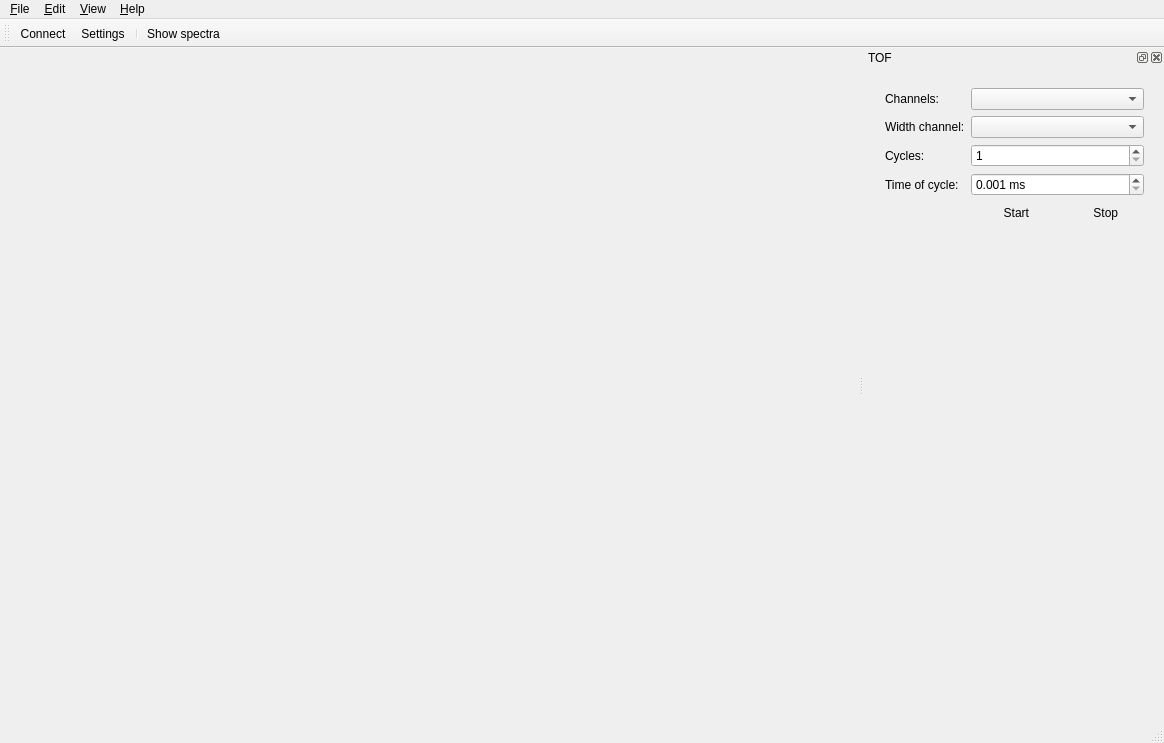
tre3k/spectrometer, file ui/spectrometer-client/mainwindow.ui: the form before one commit.
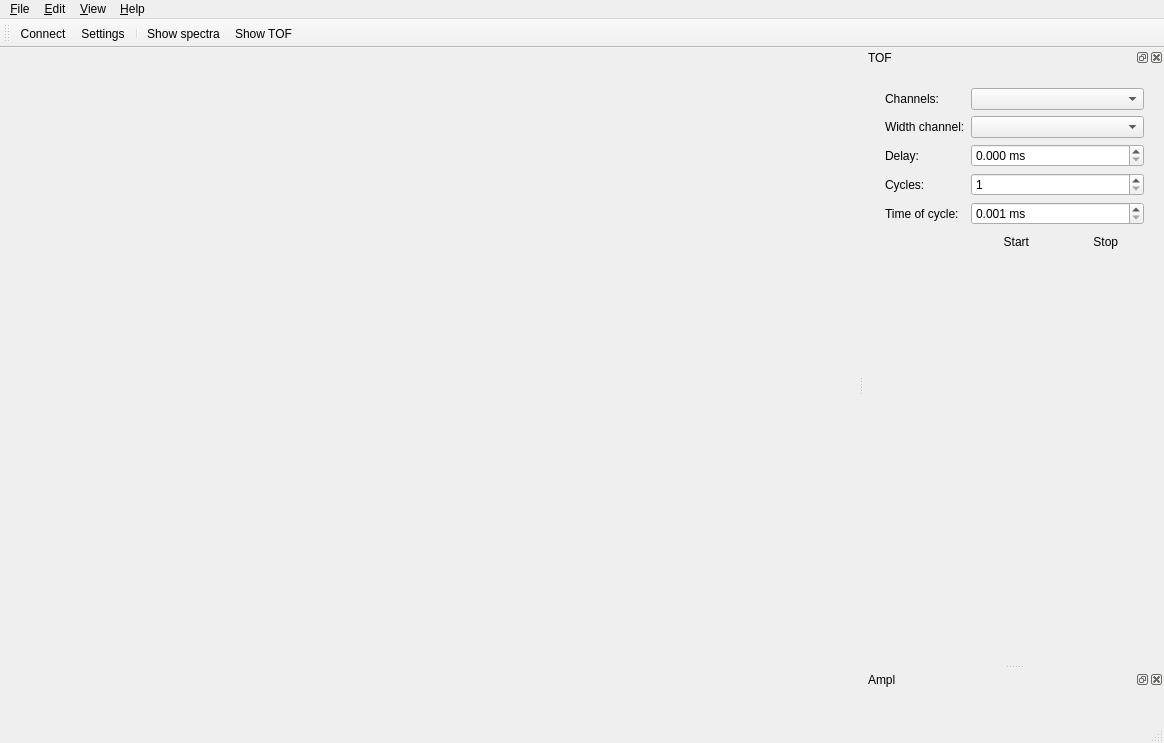
The form after the commit. Icons and pictures are not drawn.

The edit to the form file:
```diff
--- a/ui/spectrometer-client/mainwindow.ui
+++ b/ui/spectrometer-client/mainwindow.ui
@@ -77,6 +77,7 @@
    <addaction name="actionSettings"/>
    <addaction name="separator"/>
    <addaction name="actionSpectra"/>
+   <addaction name="actionTOF"/>
   </widget>
   <widget class="QStatusBar" name="statusBar"/>
   <widget class="QDockWidget" name="dockWidgetTOF">
@@ -102,7 +103,7 @@
        <x>10</x>
        <y>10</y>
        <width>281</width>
-       <height>521</height>
+       <height>211</height>
       </rect>
      </property>
      <layout class="QFormLayout" name="formLayoutTOF">
@@ -129,14 +130,14 @@
       <item row="1" column="1">
        <widget class="QComboBox" name="comboBoxWidthChannelTOF"/>
       </item>
-      <item row="2" column="0">
+      <item row="3" column="0">
        <widget class="QLabel" name="label_3">
         <property name="text">
          <string>Cycles:</string>
         </property>
        </widget>
       </item>
-      <item row="2" column="1">
+      <item row="3" column="1">
        <widget class="QSpinBox" name="spinBoxCyclesTOF">
         <property name="suffix">
          <string/>
@@ -152,14 +153,37 @@
         </property>
        </widget>
       </item>
-      <item row="3" column="0">
+      <item row="2" column="0">
+       <widget class="QLabel" name="label_5">
+        <property name="text">
+         <string>Delay:</string>
+        </property>
+       </widget>
+      </item>
+      <item row="2" column="1">
+       <widget class="QDoubleSpinBox" name="doubleSpinBoxDelay">
+        <property name="suffix">
+         <string> ms</string>
+        </property>
+        <property name="decimals">
+         <number>3</number>
+        </property>
+        <property name="minimum">
+         <double>0.000000000000000</double>
+        </property>
+        <property name="value">
+         <double>0.000000000000000</double>
+        </property>
+       </widget>
+      </item>
+      <item row="4" column="0">
        <widget class="QLabel" name="label_4">
         <property name="text">
          <string>Time of cycle:</string>
         </property>
        </widget>
       </item>
-      <item row="3" column="1">
+      <item row="4" column="1">
        <widget class="QDoubleSpinBox" name="doubleSpinBoxTimeOfCycleTOF">
         <property name="prefix">
          <string/>
@@ -178,7 +202,7 @@
         </property>
        </widget>
       </item>
-      <item row="4" column="1">
+      <item row="5" column="1">
        <layout class="QHBoxLayout" name="horizontalLayout">
         <item>
          <widget class="QPushButton" name="pushButtonTOFStart">
@@ -226,6 +250,15 @@
     </widget>
    </widget>
   </widget>
+  <widget class="QDockWidget" name="dockWidgetAmpl">
+   <property name="windowTitle">
+    <string>Ampl</string>
+   </property>
+   <attribute name="dockWidgetArea">
+    <number>2</number>
+   </attribute>
+   <widget class="QWidget" name="dockWidgetContents"/>
+  </widget>
   <action name="actionDocumentation">
    <property name="text">
     <string>Documentation</string>
```
Left out of the diff: 27 changed lines with no effect on the pictures.
